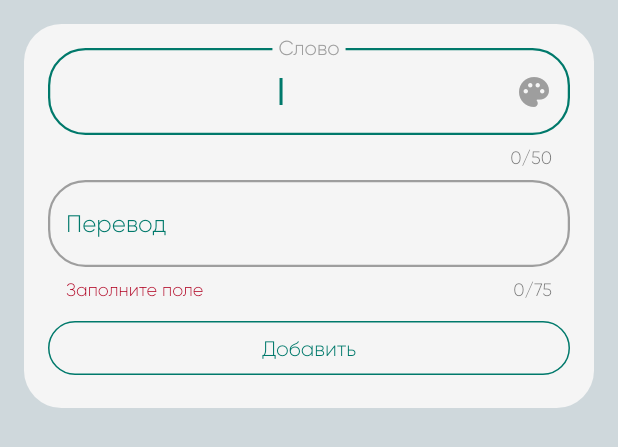
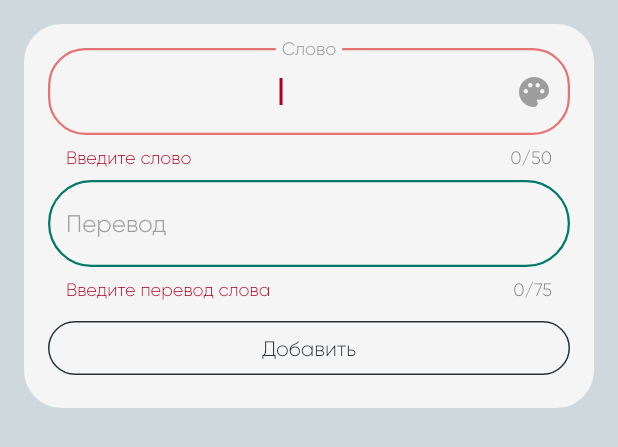
Before and after one commit to JMApps/arabic_in_your_hands, a Flutter app: the AddWordPopup widget shown alone on an empty page, opened directly with empty values, on a phone screen of 412 x 824 dp. Shown: the top 447 px of the screen. Run offline on Flutter 3.47's test engine with Material 2 defaults, Android fonts, the phone set to English and light mode, and no system bars; our stand-ins replace flutter_staggered_animations, flutter_svg, hive_flutter, just_audio, salomon_bottom_bar, share_plus and 3 more; missing offline and left inert: clipboard, flutter_flip_card, o_color_picker; accounts and stored records are empty; project files that could hold a hidden picture were left out.

Commit message:
Fixes add and change for categories and word's

```diff
--- a/lib/domain/state/provider/add_word_state.dart
+++ b/lib/domain/state/provider/add_word_state.dart
@@ -10,9 +10,27 @@ class AddWordState with ChangeNotifier {
 
   TextEditingController get getWordTranslationEditingController => _wordTranslationEditingController;
 
+  String _word = '';
+
+  String get getWord => _word;
+
+  String _wordTranslation = '';
+
+  String get getWordTranslation => _wordTranslation;
+
   int _wordColor = Colors.grey.value;
 
   int get getWordColor => _wordColor;
+
+  onWordTextChanged(String value) {
+    _word = value;
+    notifyListeners();
+  }
+
+  onWordTranslationTextChanged(String value) {
+    _wordTranslation = value;
+    notifyListeners();
+  }
 
   selectWordColor(Color wordColor) {
     _wordColor = wordColor.value;
--- a/lib/domain/state/provider/dictionary_content_state.dart
+++ b/lib/domain/state/provider/dictionary_content_state.dart
@@ -44,7 +44,7 @@ class DictionaryContentState with ChangeNotifier {
         shape: RoundedRectangleBorder(
           borderRadius: BorderRadius.circular(15),
         ),
-        behavior: SnackBarBehavior.fixed,
+        behavior: SnackBarBehavior.floating,
         backgroundColor: Theme.of(context).colorScheme.myAccentColor,
         content: Text(
           message,
--- a/lib/domain/theme/app_theme.dart
+++ b/lib/domain/theme/app_theme.dart
@@ -14,6 +14,23 @@ class AppTheme {
         fontFamily: 'Gilroy',
       ),
     ),
+    inputDecorationTheme: InputDecorationTheme(
+      labelStyle: const TextStyle(
+        color: Color(0xFF9E9E9E),
+      ),
+      alignLabelWithHint: true,
+      floatingLabelAlignment: FloatingLabelAlignment.center,
+      errorBorder: OutlineInputBorder(
+        borderRadius: BorderRadius.circular(50),
+        borderSide: const BorderSide(
+          color: Color(0xFF00796B),
+          width: 1.5,
+        ),
+      ),
+      border: OutlineInputBorder(
+        borderRadius: BorderRadius.circular(25),
+      ),
+    ),
   );
 
   static final darkTheme = ThemeData(
@@ -27,6 +44,23 @@ class AppTheme {
       titleTextStyle: TextStyle(
         fontSize: 20,
         fontFamily: 'Gilroy',
+      ),
+    ),
+    inputDecorationTheme: InputDecorationTheme(
+      labelStyle: const TextStyle(
+        color: Color(0xFF9E9E9E),
+      ),
+      alignLabelWithHint: true,
+      floatingLabelAlignment: FloatingLabelAlignment.center,
+      focusedBorder: OutlineInputBorder(
+        borderRadius: BorderRadius.circular(50),
+        borderSide: const BorderSide(
+          color: Color(0xFF0098DA),
+          width: 1.5,
+        ),
+      ),
+      border: OutlineInputBorder(
+        borderRadius: BorderRadius.circular(25),
       ),
     ),
   );
--- a/lib/presentation/pages/dictionary_categories_page.dart
+++ b/lib/presentation/pages/dictionary_categories_page.dart
@@ -34,7 +34,7 @@ class DictionaryCategoriesPage extends StatelessWidget {
                       padding: MediaQuery.of(context).viewInsets,
                       duration: const Duration(milliseconds: 250),
                       curve: Curves.decelerate,
-                      child: const AddCategoryPopup(),
+                      child: AddCategoryPopup(),
                     ),
                   );
                 },
--- a/lib/presentation/widgets/add_word_popup.dart
+++ b/lib/presentation/widgets/add_word_popup.dart
@@ -33,12 +33,12 @@ class AddWordPopup extends StatelessWidget {
         ),
         child: Padding(
           padding: const EdgeInsets.all(16),
-          child: Wrap(
+          child: Consumer<AddWordState>(
+            builder: (context, addWordState, _) {
+              return Wrap(
                 runSpacing: 8,
                 children: [
-              Consumer<AddWordState>(
-                builder: (context, addWordState, _) {
-                  return TextField(
+                  TextField(
                     controller: addWordState.getWordEditingController,
                     textCapitalization: TextCapitalization.sentences,
                     keyboardType: TextInputType.text,
@@ -47,23 +47,19 @@ class AddWordPopup extends StatelessWidget {
                     autocorrect: false,
                     maxLength: 50,
                     cursorColor: myColor.myAccentColor,
+                    textAlign: TextAlign.center,
+                    onChanged: (value) {
+                      addWordState.onWordTextChanged(value);
+                    },
                     decoration: InputDecoration(
-                      alignLabelWithHint: true,
-                      floatingLabelAlignment: FloatingLabelAlignment.center,
-                      label: const Text(
-                        'Слово',
-                        style: TextStyle(
-                          fontSize: 18,
-                          color: Colors.grey,
-                        ),
-                      ),
-                      border: OutlineInputBorder(
-                        borderRadius: BorderRadius.circular(25),
-                      ),
-                      focusedBorder: OutlineInputBorder(
+                      labelText: 'Слово',
+                      errorText: addWordState.getWord.isEmpty ? 'Введите слово' : '',
+                      focusedErrorBorder: OutlineInputBorder(
                         borderRadius: BorderRadius.circular(25),
                         borderSide: BorderSide(
-                          color: myColor.myAccentColor,
+                          color: addWordState.getWord.isEmpty
+                              ? myColor.priorityMediumColor
+                              : myColor.myAccentColor,
                           width: 1.5,
                         ),
                       ),
@@ -96,105 +92,69 @@ class AddWordPopup extends StatelessWidget {
                         },
                       ),
                     ),
-                    textAlign: TextAlign.center,
-                  );
-                },
                   ),
-              Consumer<AddWordState>(
-                builder: (context, addWordState, _) {
-                  return TextField(
-                    controller:
-                        addWordState.getWordTranslationEditingController,
+                  TextField(
+                    controller: addWordState.getWordTranslationEditingController,
                     textCapitalization: TextCapitalization.sentences,
                     keyboardType: TextInputType.text,
                     textInputAction: TextInputAction.done,
+                    autofocus: false,
                     autocorrect: false,
-                    autofocus: false,
                     maxLength: 75,
                     cursorColor: myColor.myAccentColor,
+                    textAlign: TextAlign.center,
+                    onChanged: (value) {
+                      addWordState.onWordTranslationTextChanged(value);
+                    },
                     decoration: InputDecoration(
                       labelText: 'Перевод',
-                      labelStyle: TextStyle(
-                        color: myColor.myAccentColor,
-                      ),
-                      alignLabelWithHint: true,
-                      floatingLabelAlignment: FloatingLabelAlignment.center,
-                      hintText: 'Введите перевод слова',
-                      errorText: addWordState
-                              .getWordTranslationEditingController.text.isEmpty
-                          ? 'Заполните поле'
-                          : '',
-                      focusedBorder: OutlineInputBorder(
+                      errorText: addWordState.getWordTranslation.isEmpty ? 'Введите перевод слова' : '',
+                      focusedErrorBorder: OutlineInputBorder(
                         borderRadius: BorderRadius.circular(25),
                         borderSide: BorderSide(
-                          color: myColor.myAccentColor,
+                          color: addWordState.getWordTranslation.isEmpty
+                              ? myColor.priorityMediumColor
+                              : myColor.myAccentColor,
                           width: 1.5,
                         ),
                       ),
-                      errorBorder: OutlineInputBorder(
-                        borderRadius: BorderRadius.circular(25),
-                        borderSide: const BorderSide(
-                          color: Colors.grey,
-                          width: 1.5,
                     ),
-                      ),
-                      focusedErrorBorder: OutlineInputBorder(
-                        borderRadius: BorderRadius.circular(25),
-                        borderSide: BorderSide(
-                          color: myColor.myAccentColor,
-                          width: 1.5,
-                        ),
-                      ),
-                      border: OutlineInputBorder(
-                        borderRadius: BorderRadius.circular(25),
-                      ),
-                    ),
-                    textAlign: TextAlign.center,
-                  );
-                },
                   ),
                   SizedBox(
                     width: double.maxFinite,
-                child: Consumer<AddWordState>(
-                  builder: (context, addWordState, _) {
-                    return TextButton(
+                    child: TextButton(
                       style: TextButton.styleFrom(
                         shape: RoundedRectangleBorder(
                           borderRadius: BorderRadius.circular(25),
-                          side: BorderSide(color: myColor.myAccentColor),
+                          side: BorderSide(color: myColor.myPrimaryColor),
                         ),
-                        primary: myColor.myAccentColor,
+                        primary: myColor.myPrimaryColor,
                       ),
                       child: Text(
                         'Добавить',
                         style: TextStyle(
-                          color: myColor.myAccentColor,
+                          color: myColor.myPrimaryColor,
                         ),
                       ),
                       onPressed: () {
-                        if (addWordState
-                                .getWordEditingController.text.isNotEmpty &&
-                            addWordState.getWordTranslationEditingController
-                                .text.isNotEmpty) {
+                        if (addWordState.getWordEditingController.text.isNotEmpty &&
+                            addWordState.getWordTranslationEditingController.text.isNotEmpty) {
                           context.read<DictionaryContentState>().createWord(
                                 categoryId,
                                 addWordState.getWordEditingController.text,
-                                addWordState
-                                    .getWordTranslationEditingController.text,
+                                addWordState.getWordTranslationEditingController.text,
                                 addWordState.getWordColor.toString(),
                                 categoryPriority,
                               );
-                          context
-                              .read<DictionaryContentState>()
-                              .showSnackBarMessage(context, 'Слово добавлено');
+                          context.read<DictionaryContentState>().showSnackBarMessage(context, 'Слово добавлено');
                           Navigator.of(context).pop();
                         }
-                      },
-                    );
                       },
                     ),
                   ),
                 ],
+              );
+            },
           ),
         ),
       ),
```
Also changed, not shown: lib/domain/state/provider/add_category_state.dart (+9 -0 lines), lib/domain/state/provider/change_category_state.dart (+6 -6 lines), lib/presentation/widgets/add_category_popup.dart (+30 -32 lines), lib/presentation/widgets/change_category_popup.dart (+33 -49 lines), lib/presentation/widgets/change_word_popup.dart (+38 -84 lines). Lines whose indentation alone changed are shown as unchanged.
